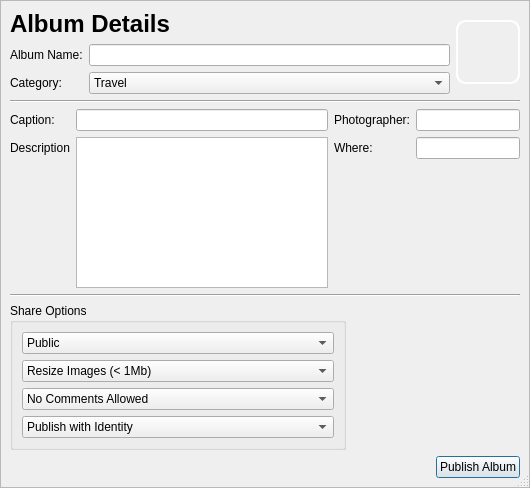
Above: retroshare-gui/src/gui/PhotoShare/AlbumCreateDialog.ui from RetroShare/RetroShare before the change. Below: the same form after it.
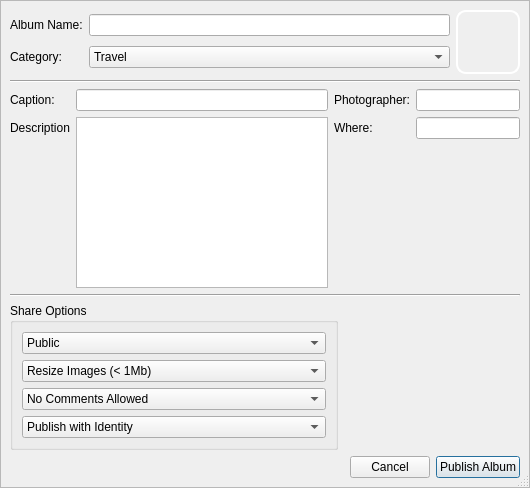
That is the form after the change. Icons and pictures are not drawn. Custom widgets are drawn as their Qt base class.

Commit message: Added a headerframee icon for Create Album Added a close button

What changed in the file:
```diff
--- a/retroshare-gui/src/gui/PhotoShare/AlbumCreateDialog.ui
+++ b/retroshare-gui/src/gui/PhotoShare/AlbumCreateDialog.ui
@@ -24,7 +24,7 @@
     <number>0</number>
    </property>
    <item row="0" column="0">
-    <widget class="QFrame" name="headerFrame">
+    <widget class="HeaderFrame" name="headerFrame">
      <property name="frameShape">
       <enum>QFrame::StyledPanel</enum>
      </property>
@@ -42,42 +42,28 @@
       <enum>QFrame::Raised</enum>
      </property>
      <layout class="QGridLayout" name="gridLayout_2">
-      <item row="0" column="0" colspan="3">
+      <item row="0" column="0" colspan="4">
        <layout class="QHBoxLayout" name="horizontalLayout">
         <item>
          <layout class="QGridLayout" name="gridLayout_7">
-          <item row="0" column="0" colspan="2">
-           <widget class="QLabel" name="label_Headline">
-            <property name="font">
-             <font>
-              <pointsize>18</pointsize>
-              <weight>75</weight>
-              <bold>true</bold>
-             </font>
-            </property>
-            <property name="text">
-             <string>Album Details</string>
-            </property>
-           </widget>
-          </item>
-          <item row="1" column="0">
+          <item row="0" column="0">
            <widget class="QLabel" name="label_18">
             <property name="text">
              <string>Album Name:</string>
             </property>
            </widget>
           </item>
-          <item row="1" column="1">
+          <item row="0" column="1">
            <widget class="QLineEdit" name="lineEdit_Title_2"/>
           </item>
-          <item row="2" column="0">
+          <item row="1" column="0">
            <widget class="QLabel" name="label_19">
             <property name="text">
              <string>Category:</string>
             </property>
            </widget>
           </item>
-          <item row="2" column="1">
+          <item row="1" column="1">
            <widget class="QComboBox" name="comboBox_Category_2">
             <item>
              <property name="text">
@@ -150,14 +136,14 @@
         </item>
        </layout>
       </item>
-      <item row="1" column="0" colspan="3">
+      <item row="1" column="0" colspan="4">
        <widget class="Line" name="line">
         <property name="orientation">
          <enum>Qt::Horizontal</enum>
         </property>
        </widget>
       </item>
-      <item row="2" column="0" colspan="3">
+      <item row="2" column="0" colspan="4">
        <layout class="QGridLayout" name="gridLayout_6">
         <item row="0" column="0">
          <widget class="QLabel" name="captionLabel">
@@ -201,7 +187,7 @@
         </item>
        </layout>
       </item>
-      <item row="3" column="0" colspan="3">
+      <item row="3" column="0" colspan="4">
        <widget class="Line" name="line_2">
         <property name="orientation">
          <enum>Qt::Horizontal</enum>
@@ -308,7 +294,7 @@
         </layout>
        </widget>
       </item>
-      <item row="4" column="1" colspan="2">
+      <item row="4" column="1" colspan="3">
        <spacer name="horizontalSpacer_2">
         <property name="orientation">
          <enum>Qt::Horizontal</enum>
@@ -334,18 +320,33 @@
         </property>
        </spacer>
       </item>
-      <item row="5" column="2">
+      <item row="5" column="3">
        <widget class="QPushButton" name="publishButton">
         <property name="text">
          <string>Publish Album</string>
         </property>
        </widget>
       </item>
+      <item row="5" column="2">
+       <widget class="QDialogButtonBox" name="buttonBox">
+        <property name="standardButtons">
+         <set>QDialogButtonBox::Cancel</set>
+        </property>
+       </widget>
+      </item>
      </layout>
     </widget>
    </item>
   </layout>
  </widget>
+ <customwidgets>
+  <customwidget>
+   <class>HeaderFrame</class>
+   <extends>QFrame</extends>
+   <header>gui/common/HeaderFrame.h</header>
+   <container>1</container>
+  </customwidget>
+ </customwidgets>
  <resources>
   <include location="../images.qrc"/>
  </resources>
```
The commit also changes 7 other files.
